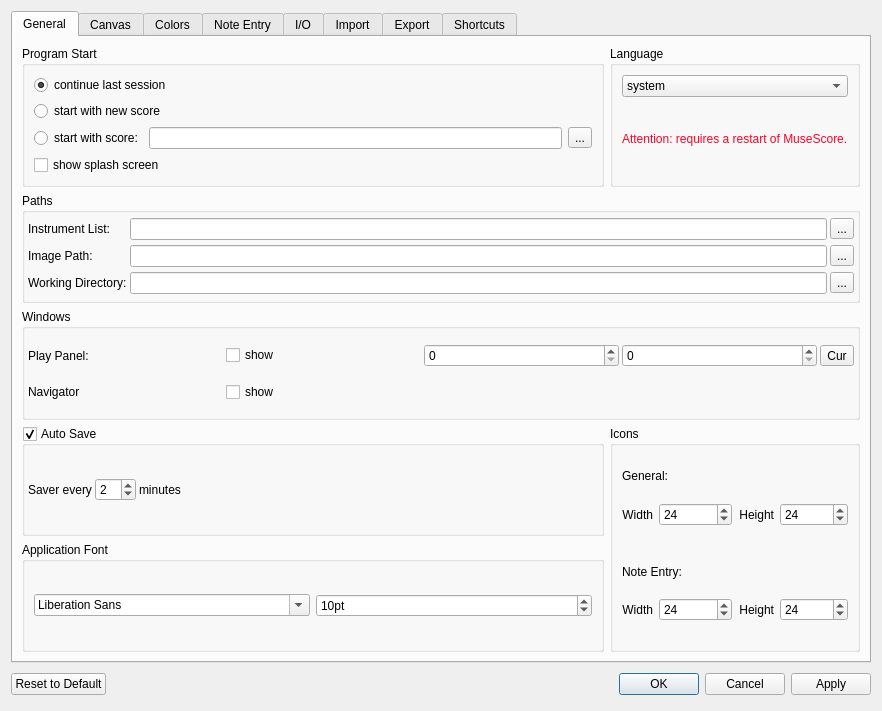
The window that mscore/mscore/prefsdialog.ui (musescore/musescore-old) describes before a commit, drawn with Qt 5.
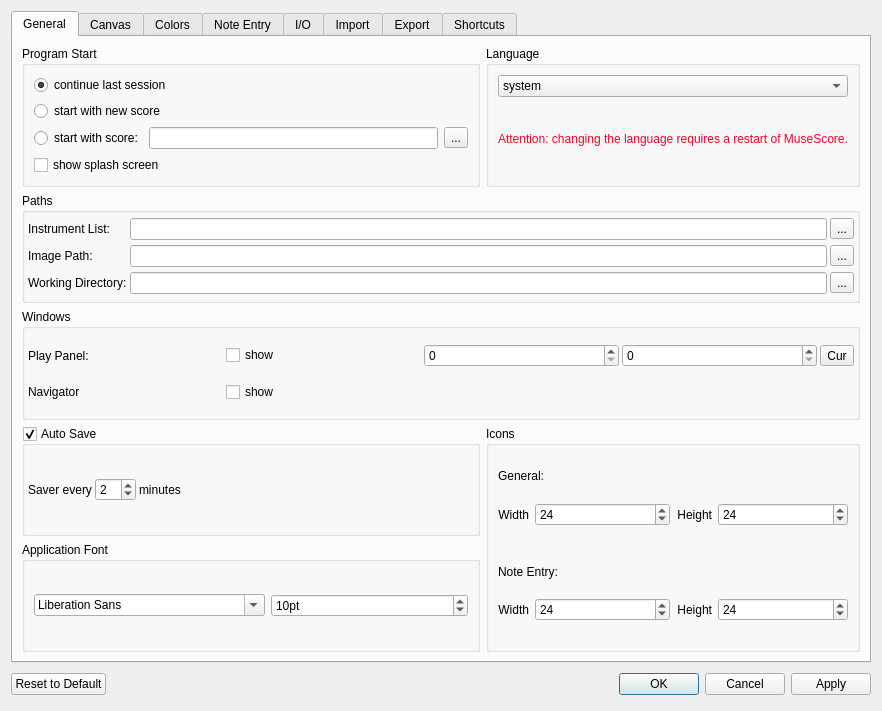
The same window after the commit. Icons and pictures are not drawn. Custom widgets are drawn as their Qt base class.

Commit message: corrections to my previous commit (r.1246)

Diff of the .ui file:
```diff
--- a/mscore/mscore/prefsdialog.ui
+++ b/mscore/mscore/prefsdialog.ui
@@ -182,7 +182,7 @@
              </palette>
             </property>
             <property name="text" >
-             <string>Attention: requires a restart of MuseScore.</string>
+             <string>Attention: changing the language requires a restart of MuseScore.</string>
             </property>
            </widget>
           </item>
```
Left out of the diff: 2 changed lines with no effect on the pictures. The commit also changes 1 other file.
